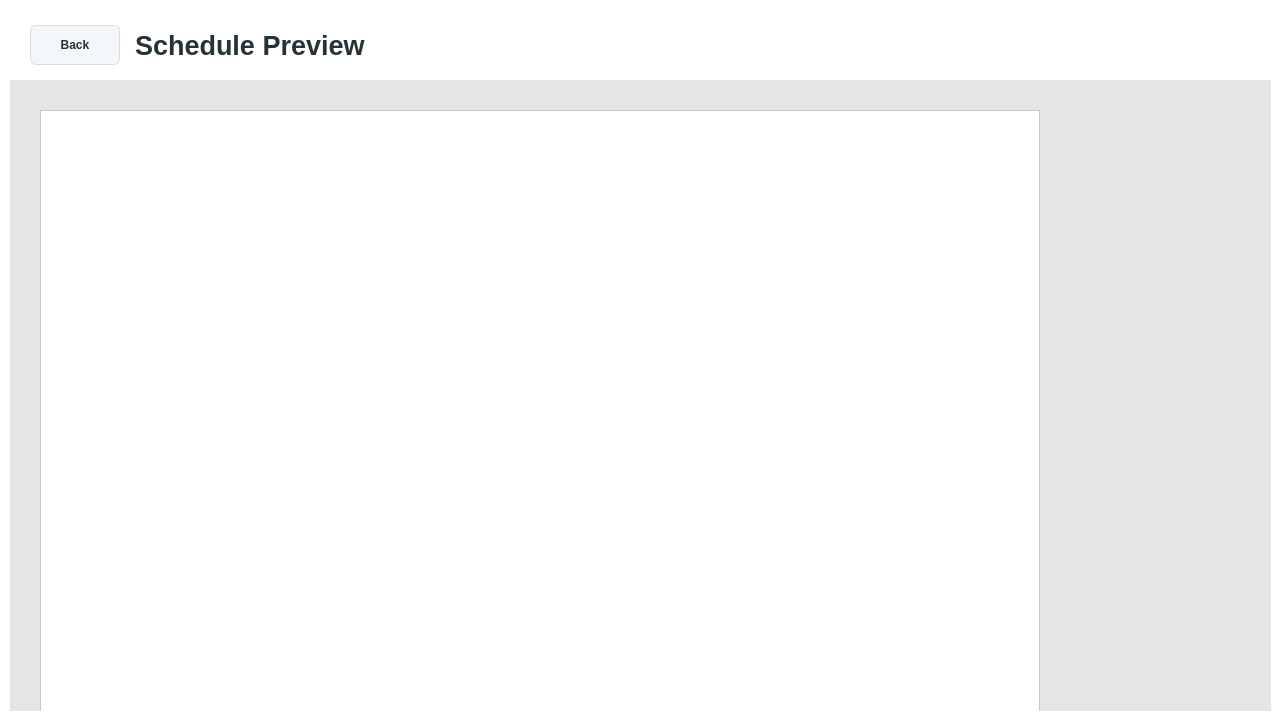
First picture: the form in ui_files/schedule_preview.ui, repository Asilve/PharmaShift, before the edit.
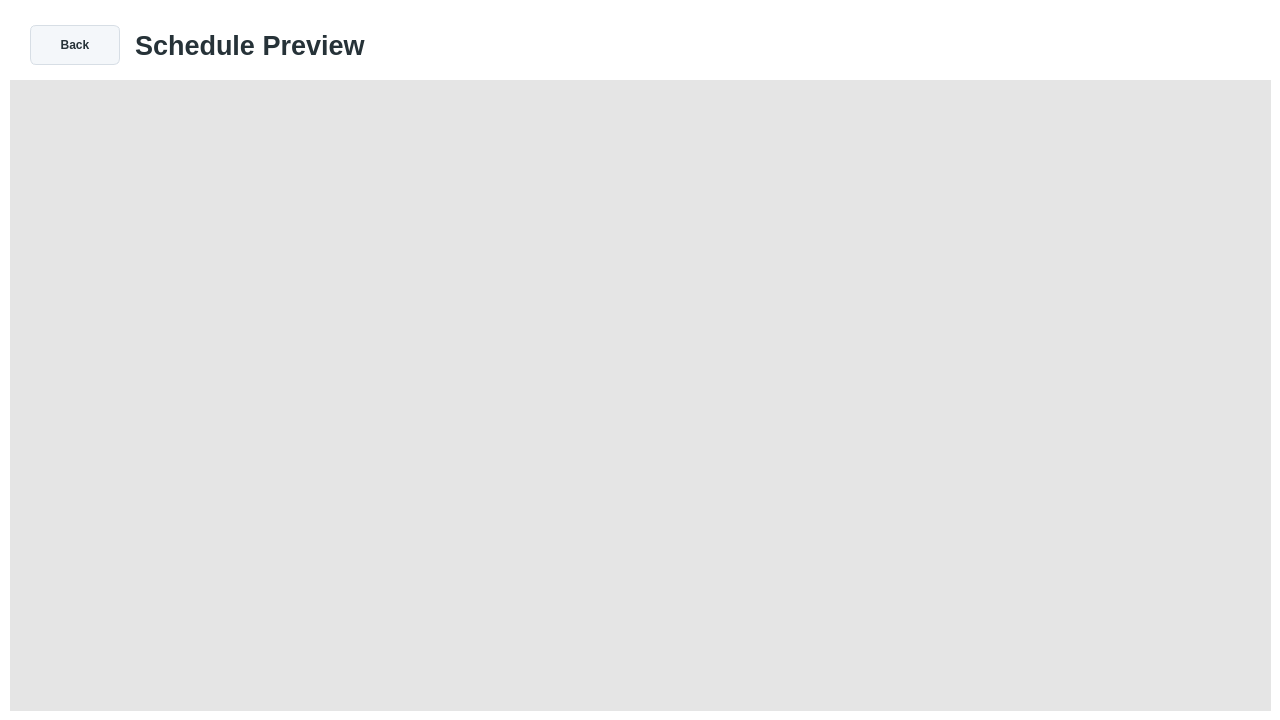
Second picture: the form after the edit.

Commit message: implement preview page basics

The edit to the form file:
```diff
--- a/ui_files/schedule_preview.ui
+++ b/ui_files/schedule_preview.ui
@@ -220,67 +220,6 @@
          <property name="bottomMargin">
           <number>30</number>
          </property>
-         <item>
-          <widget class="QFrame" name="page_frame">
-           <property name="sizePolicy">
-            <sizepolicy hsizetype="Fixed" vsizetype="Fixed">
-             <horstretch>0</horstretch>
-             <verstretch>0</verstretch>
-            </sizepolicy>
-           </property>
-           <property name="minimumSize">
-            <size>
-             <width>1000</width>
-             <height>707</height>
-            </size>
-           </property>
-           <property name="maximumSize">
-            <size>
-             <width>1000</width>
-             <height>707</height>
-            </size>
-           </property>
-           <property name="styleSheet">
-            <string notr="true">#page_frame {
-    background-color: white;
-    border: 1px solid #C8C8C8;
-}</string>
-           </property>
-           <property name="frameShape">
-            <enum>QFrame::Shape::NoFrame</enum>
-           </property>
-           <property name="frameShadow">
-            <enum>QFrame::Shadow::Plain</enum>
-           </property>
-           <widget class="QWidget" name="verticalLayoutWidget_3">
-            <property name="geometry">
-             <rect>
-              <x>10</x>
-              <y>10</y>
-              <width>981</width>
-              <height>681</height>
-             </rect>
-            </property>
-            <layout class="QVBoxLayout" name="page_layout">
-             <property name="spacing">
-              <number>10</number>
-             </property>
-             <property name="leftMargin">
-              <number>20</number>
-             </property>
-             <property name="topMargin">
-              <number>20</number>
-             </property>
-             <property name="rightMargin">
-              <number>20</number>
-             </property>
-             <property name="bottomMargin">
-              <number>20</number>
-             </property>
-            </layout>
-           </widget>
-          </widget>
-         </item>
         </layout>
        </widget>
       </widget>
```
The commit also changes 7 other files.
